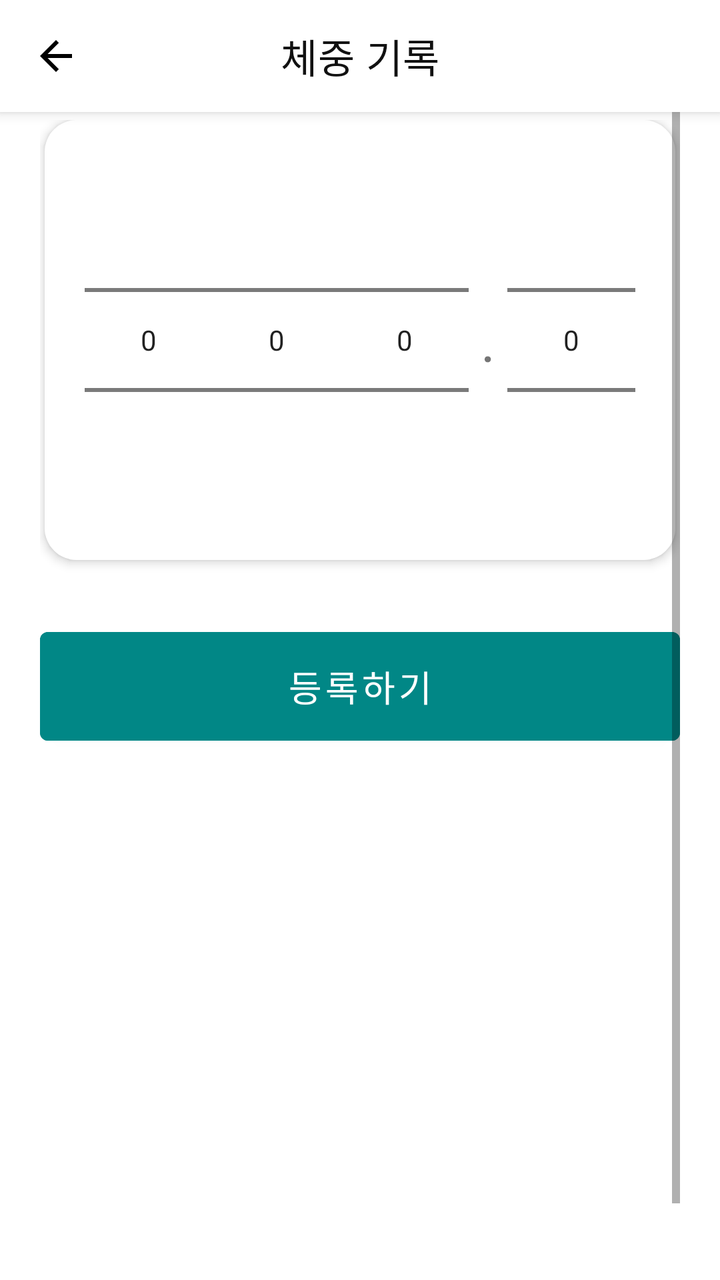
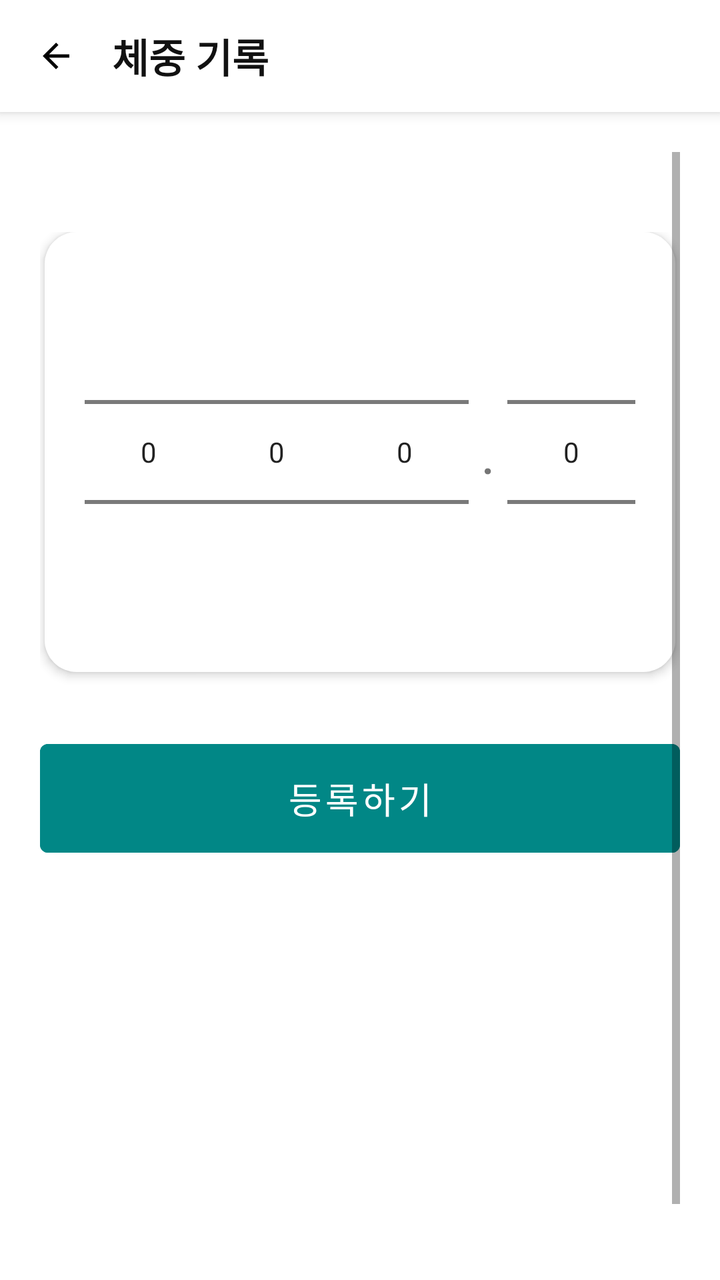

Before-and-after screenshots of an Android layout around one commit, followed by the original layout XML and the change that was made.
<!-- AndroidManifest.xml: application theme Theme.GJGN -->
<!-- res/layout/activity_weight_record.xml -->
<?xml version="1.0" encoding="utf-8"?>
<androidx.coordinatorlayout.widget.CoordinatorLayout
    xmlns:android="http://schemas.android.com/apk/res/android"
    xmlns:app="http://schemas.android.com/apk/res-auto"
    android:layout_width="match_parent"
    android:layout_height="match_parent">

    
    <com.google.android.material.appbar.MaterialToolbar
        android:id="@+id/toolbar"
        android:layout_width="match_parent"
        android:layout_height="56dp"
        android:background="@color/white"
        android:elevation="4dp"
        app:title="체중 기록"
        app:titleCentered="true"
        app:titleTextColor="#111111"
        app:navigationIcon="@drawable/ic_arrow_back" />

    <ScrollView
        android:layout_width="match_parent"
        android:layout_height="match_parent"
        android:padding="20dp"
        android:fillViewport="true"
        app:layout_behavior="@string/appbar_scrolling_view_behavior">

        <LinearLayout
            android:orientation="vertical"
            android:gravity="center_horizontal"
            android:layout_width="match_parent"
            android:layout_height="wrap_content"
            android:layout_marginTop="40dp">

            
            <LinearLayout
                android:id="@+id/weightPickerArea"
                android:orientation="horizontal"
                android:gravity="center"
                android:padding="20dp"
                android:background="@drawable/bg_card"
                android:elevation="3dp"
                android:layout_width="wrap_content"
                android:layout_height="wrap_content">

                <NumberPicker
                    android:id="@+id/np100"
                    android:layout_width="wrap_content"
                    android:layout_height="wrap_content"/>

                <NumberPicker
                    android:id="@+id/np10"
                    android:layout_width="wrap_content"
                    android:layout_height="wrap_content"/>

                <NumberPicker
                    android:id="@+id/np1"
                    android:layout_width="wrap_content"
                    android:layout_height="wrap_content"/>

                <TextView
                    android:text="."
                    android:textSize="28sp"
                    android:layout_marginLeft="6dp"
                    android:layout_marginRight="6dp"
                    android:layout_gravity="center_vertical"
                    android:layout_width="wrap_content"
                    android:layout_height="wrap_content"/>

                <NumberPicker
                    android:id="@+id/npDecimal"
                    android:layout_width="wrap_content"
                    android:layout_height="wrap_content"/>
            </LinearLayout>

            
            <com.google.android.material.button.MaterialButton
                android:id="@+id/btnSave"
                android:text="등록하기"
                android:textSize="18sp"
                android:padding="14dp"
                android:layout_marginTop="30dp"
                android:layout_width="match_parent"
                android:layout_height="wrap_content"
                android:backgroundTint="@color/teal_700"
                android:textColor="@android:color/white"/>

            
            <com.google.android.material.button.MaterialButton
                android:id="@+id/btnBack"
                android:text="뒤로가기"
                android:visibility="gone"
                android:layout_width="match_parent"
                android:layout_height="wrap_content" />
        </LinearLayout>
    </ScrollView>

</androidx.coordinatorlayout.widget.CoordinatorLayout>
<!-- resources referenced by this layout -->
<resources>
  <color name="teal_700">#FF018786</color>
  <color name="white">#FFFFFFFF</color>
  <!-- drawable bg_card (drawable) -->
  <shape xmlns:android="http://schemas.android.com/apk/res/android">
      <solid android:color="@android:color/white"/>
      <corners android:radius="16dp"/>
  </shape>
  <!-- drawable ic_arrow_back (drawable) -->
  <vector xmlns:android="http://schemas.android.com/apk/res/android"
      android:width="24dp"
      android:height="24dp"
      android:viewportWidth="24"
      android:viewportHeight="24">
  
      <path
          android:fillColor="#000000"
          android:pathData="M20,11H7.83l5.59,-5.59L12,4l-8,8 8,8 1.41,-1.41L7.83,13H20v-2z"/>
  </vector>
  <style name="Theme.GJGN" parent="Theme.MaterialComponents.DayNight.NoActionBar">
          
          <item name="colorPrimary">@color/purple_700</item>
          <item name="colorPrimaryVariant">@color/purple_700</item>
          <item name="colorOnPrimary">@android:color/white</item>
          <item name="colorSecondary">@color/teal_700</item>
          <item name="android:windowMinWidthMajor">320dp</item>
          <item name="android:windowMinWidthMinor">320dp</item>
      </style>
  <color name="purple_700">#FF3700B3</color>
</resources>

<!-- the commit's change to res/layout/activity_weight_record.xml (unified diff, before → after) -->
@@ -6,21 +6,40 @@
     android:layout_height="match_parent">
 
     
-    <com.google.android.material.appbar.MaterialToolbar
-        android:id="@+id/toolbar"
+    <LinearLayout
         android:layout_width="match_parent"
         android:layout_height="56dp"
-        android:background="@color/white"
-        android:elevation="4dp"
-        app:title="체중 기록"
-        app:titleCentered="true"
-        app:titleTextColor="#111111"
-        app:navigationIcon="@drawable/ic_arrow_back" />
+        android:orientation="horizontal"
+        android:gravity="center_vertical"
+        android:paddingStart="12dp"
+        android:paddingEnd="12dp"
+        android:background="@android:color/white"
+        android:elevation="4dp">
+
+        <ImageView
+            android:id="@+id/btnBack"
+            android:layout_width="32dp"
+            android:layout_height="32dp"
+            android:src="@drawable/ic_arrow_back"
+            android:padding="6dp"
+            android:background="?attr/selectableItemBackgroundBorderless" />
+
+        <TextView
+            android:layout_marginStart="12dp"
+            android:text="체중 기록"
+            android:textSize="20sp"
+            android:textStyle="bold"
+            android:textColor="#111111"
+            android:layout_width="wrap_content"
+            android:layout_height="wrap_content" />
+    </LinearLayout>
+
 
     <ScrollView
         android:layout_width="match_parent"
         android:layout_height="match_parent"
         android:padding="20dp"
+        android:layout_marginTop="56dp"
         android:fillViewport="true"
         app:layout_behavior="@string/appbar_scrolling_view_behavior">
 
@@ -84,14 +103,8 @@
                 android:backgroundTint="@color/teal_700"
                 android:textColor="@android:color/white"/>
 
-            
-            <com.google.android.material.button.MaterialButton
-                android:id="@+id/btnBack"
-                android:text="뒤로가기"
-                android:visibility="gone"
-                android:layout_width="match_parent"
-                android:layout_height="wrap_content" />
         </LinearLayout>
+
     </ScrollView>
 
 </androidx.coordinatorlayout.widget.CoordinatorLayout>
<!-- resource entries referenced after the edit -->
@@ -1,7 +1,6 @@
 <!-- resources referenced by this layout -->
 <resources>
   <color name="teal_700">#FF018786</color>
-  <color name="white">#FFFFFFFF</color>
   <!-- drawable bg_card (drawable) -->
   <shape xmlns:android="http://schemas.android.com/apk/res/android">
       <solid android:color="@android:color/white"/>
